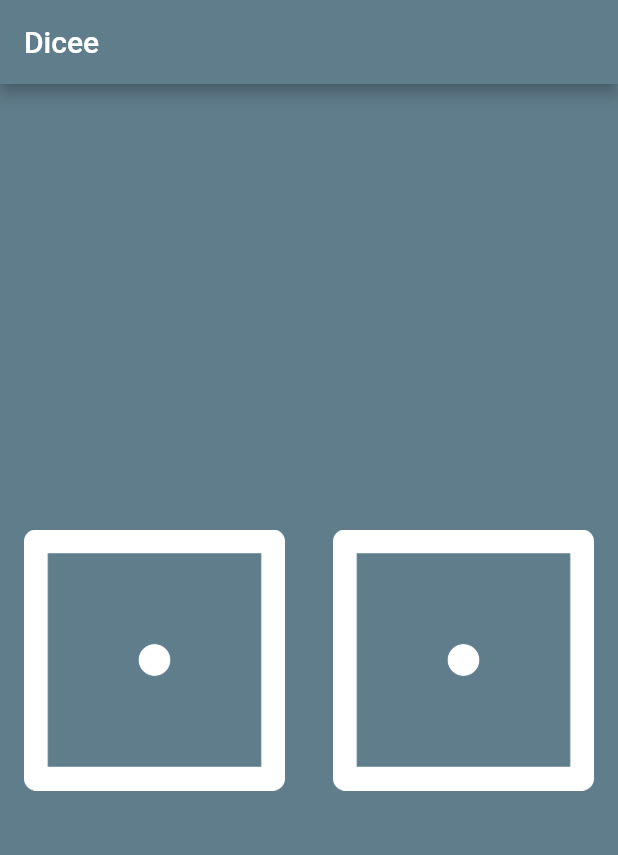
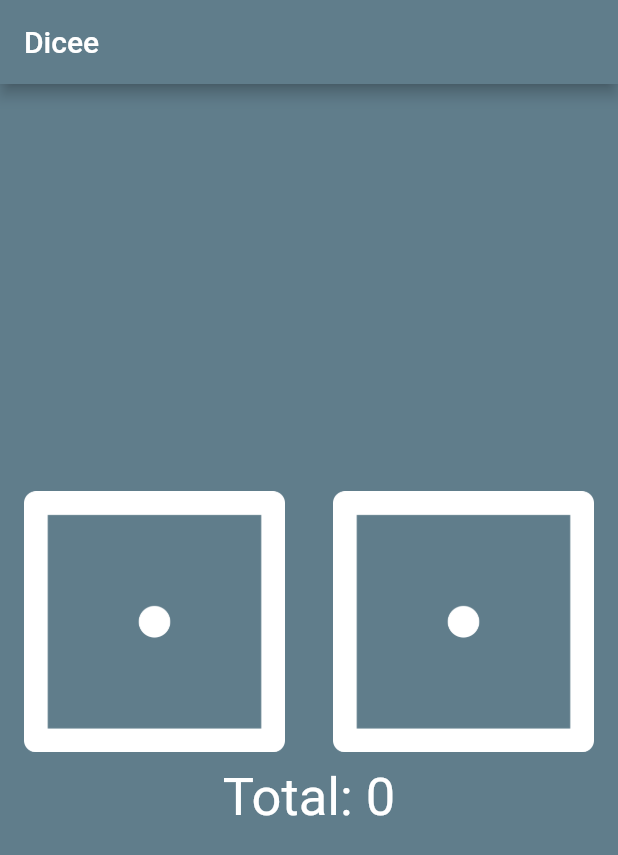
Before and after one commit to hikarisakamoto/flutter-studies, a Flutter app: the screen it shows after launch, on a phone screen of 412 x 824 dp. Shown: the top 855 px of the screen. Run offline on Flutter 3.47's test engine with Material 2 defaults, Android fonts, the phone set to English and light mode, and no system bars.

Commit message:
Finishing up Dicee

```diff
--- a/dicee-flutter/lib/main.dart
+++ b/dicee-flutter/lib/main.dart
@@ -26,17 +26,21 @@ class DicePage extends StatefulWidget {
 class _DicePageState extends State<DicePage> {
   int leftDiceNumber = 1;
   int rightDiceNumber = 1;
+  int total = 0;
 
   @override
   Widget build(BuildContext context) {
     return Center(
-      child: Row(
+      child: Column(
+        mainAxisAlignment: MainAxisAlignment.center,
+        children: <Widget>[
+          Row(
             children: <Widget>[
               Expanded(
                 child: FlatButton(
                   onPressed: () {
                     setState(() {
-                  leftDiceNumber = Random().nextInt(6) + 1;
+                      rollDice();
                     });
                   },
                   child: Image.asset('images/dice$leftDiceNumber.png'),
@@ -46,14 +50,32 @@ class _DicePageState extends State<DicePage> {
                 child: FlatButton(
                   onPressed: () {
                     setState(() {
-                  rightDiceNumber = Random().nextInt(6) + 1;
+                      rollDice();
                     });
                   },
                   child: Image.asset('images/dice$rightDiceNumber.png'),
                 ),
-          )
+              ),
+            ],
+          ),
+          SizedBox(
+            height: 10,
+          ),
+          Text(
+            'Total: $total',
+            style: TextStyle(
+              fontSize: 35,
+              color: Colors.white,
+            ),
+          ),
         ],
       ),
     );
   }
+
+  void rollDice() {
+    leftDiceNumber = Random().nextInt(6) + 1;
+    rightDiceNumber = Random().nextInt(6) + 1;
+    total = leftDiceNumber + rightDiceNumber;
   }
+}
```
Lines whose indentation alone changed are shown as unchanged.
